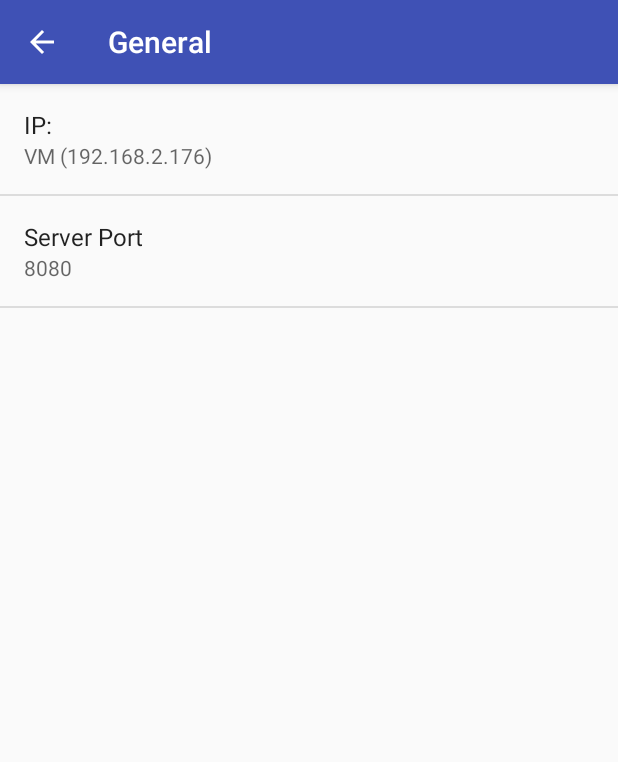
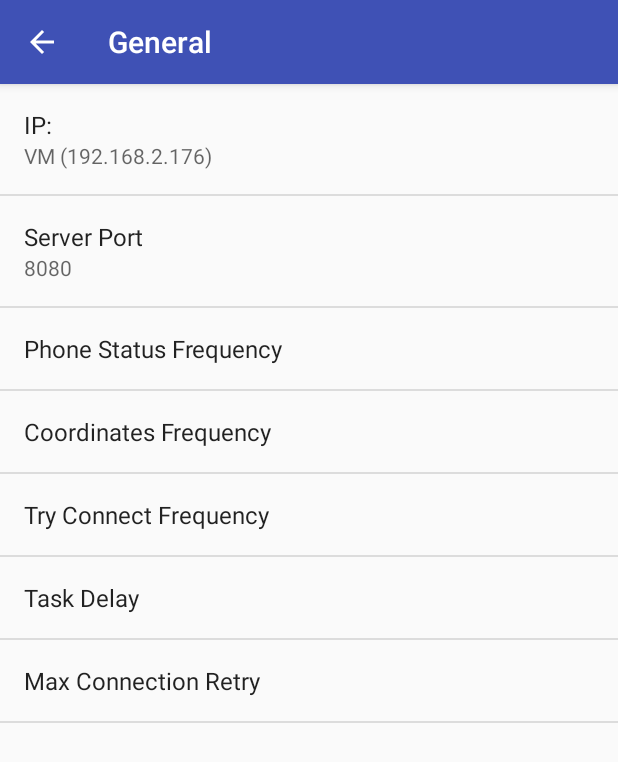
Before and after one commit to Sargon88/infotainment_android, an Android app: the SettingsActivity screen opened directly, with no data from a screen before it, after a tap on "General", on a phone screen of 412 x 824 dp. Shown: the top 762 px of the screen. Run offline under Robolectric (Android 15) with nearby library versions, the phone set to English and light mode, and no system bars.

Commit message:
added all settings + correct service stop

```diff
--- a/app/src/main/java/esardini/com/infotainment2/constants/Params.java
+++ b/app/src/main/java/esardini/com/infotainment2/constants/Params.java
@@ -19,6 +19,7 @@ public class Params {
     public static int TASK_DELAY = 1000;
     public static Boolean KILL_ALL = false;
     public static Date STOP_TIME = null;
+    public static int MAX_CONNECTION_RETRY = 20;
 
 
 
--- a/app/src/main/java/esardini/com/infotainment2/constants/SocketSingleton.java
+++ b/app/src/main/java/esardini/com/infotainment2/constants/SocketSingleton.java
@@ -26,14 +26,14 @@ public class SocketSingleton {
     public void configureSocket(int i) throws URISyntaxException {
         IO.Options opt = new IO.Options();
         opt.reconnection = true;
-        opt.reconnectionAttempts = 20;
+        opt.reconnectionAttempts = Params.MAX_CONNECTION_RETRY;
 
         /* temporarily not used
         String ip = buildSocketAddress(i);
         Log.d(TAG, "Connecting to IP: " + ip);
         */
 
-        socket = IO.socket(Params.SOCKET_ADDRESS);
+        socket = IO.socket(Params.SOCKET_ADDRESS,  opt);
     }
 
     //temporarily not used
--- a/app/src/main/java/esardini/com/infotainment2/settings/SettingsActivity.java
+++ b/app/src/main/java/esardini/com/infotainment2/settings/SettingsActivity.java
@@ -39,6 +39,11 @@ public class SettingsActivity extends AppCompatPreferenceActivity {
 
     public static final String KEY_RASPBERRY_IP = "raspberry_ip";
     public static final String KEY_RASPBERRY_PORT = "raspberry_port";
+    public static final String KEY_PHONE_STATUS_TASK_FREQUENCE = "status_task_freq";
+    public static final String KEY_COORDINATES_TASK_FREQUENCE = "coo_task_freq";
+    public static final String KEY_TRY_CONNECT_TASK_FREQUENCE = "reconnect_task_freq"; //5 minuti
+    public static final String KEY_TASK_DELAY = "delay_task_freq";
+    public static final String KEY_MAX_CONN = "max_conn_retry";
 
     /**
      * A preference value change listener that updates the preference's summary
@@ -169,6 +174,11 @@ public class SettingsActivity extends AppCompatPreferenceActivity {
 
             bindPreferenceSummaryToValue(findPreference(KEY_RASPBERRY_IP));
             bindPreferenceSummaryToValue(findPreference(KEY_RASPBERRY_PORT));
+            bindPreferenceSummaryToValue(findPreference(KEY_PHONE_STATUS_TASK_FREQUENCE));
+            bindPreferenceSummaryToValue(findPreference(KEY_COORDINATES_TASK_FREQUENCE));
+            bindPreferenceSummaryToValue(findPreference(KEY_TRY_CONNECT_TASK_FREQUENCE));
+            bindPreferenceSummaryToValue(findPreference(KEY_TASK_DELAY));
+            bindPreferenceSummaryToValue(findPreference(KEY_MAX_CONN));
         }
 
         @Override
--- a/app/src/main/res/values/strings.xml
+++ b/app/src/main/res/values/strings.xml
@@ -26,5 +26,6 @@
     <string name="try_connect_freq_label">Try Connect Frequency</string>
     <string name="task_delay_label">Task Delay</string>
     <string name="stop_time_label">Stop Time</string>
+    <string name="max_connection_label">Max Connection Retry</string>
 
 </resources>
--- a/app/src/main/res/xml/pref_general.xml
+++ b/app/src/main/res/xml/pref_general.xml
@@ -16,4 +16,29 @@
         android:key="raspberry_port"
         android:title="@string/port_input_label"/>
 
+    <EditTextPreference
+        android:id="@+id/settings_phone_status"
+        android:key="status_task_freq"
+        android:title="@string/phone_status_freq_label"/>
+
+    <EditTextPreference
+        android:id="@+id/settings_coordinates"
+        android:key="coo_task_freq"
+        android:title="@string/coordinates_freq_label"/>
+
+    <EditTextPreference
+        android:id="@+id/settings_reconnect"
+        android:key="reconnect_task_freq"
+        android:title="@string/try_connect_freq_label"/>
+
+    <EditTextPreference
+        android:id="@+id/settings_delay"
+        android:key="delay_task_freq"
+        android:title="@string/task_delay_label"/>
+
+    <EditTextPreference
+        android:id="@+id/settings_max_conn"
+        android:key="max_conn_retry"
+        android:title="@string/max_connection_label"/>
+
 </PreferenceScreen>
```
Also changed, not shown: app/src/main/java/esardini/com/infotainment2/service/MainService.java (+20 -15 lines), app/src/main/java/esardini/com/infotainment2/settings/AppCompatPreferenceActivity.java (+13 -0 lines).
